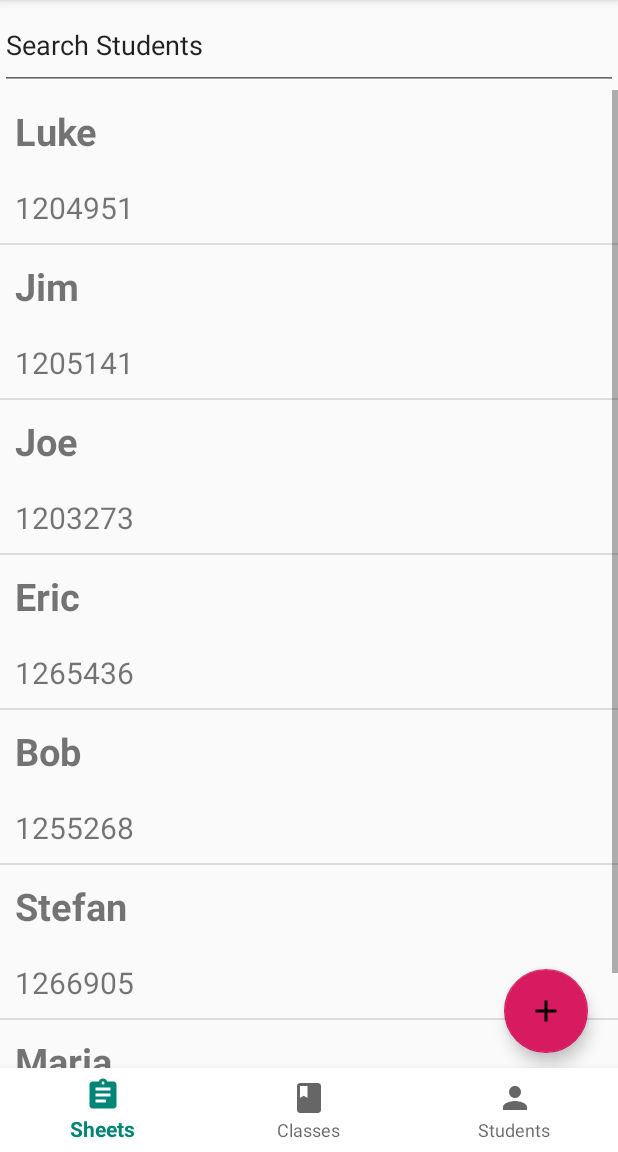
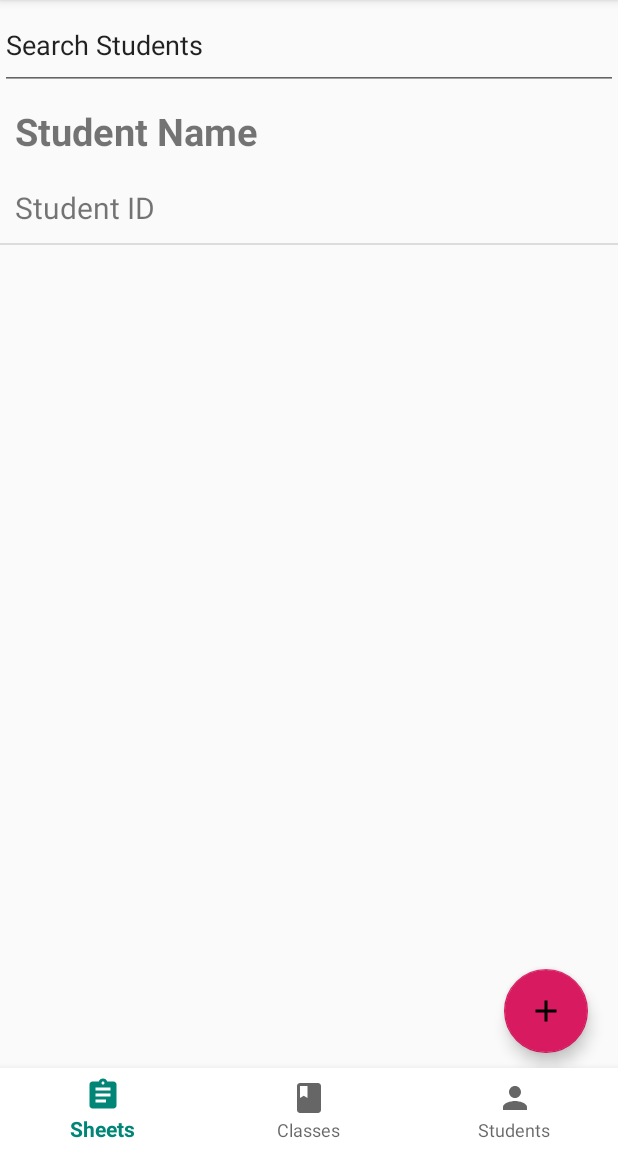
Before and after one commit to lharrison1313/NFC_Attendance_App, an Android app: the fragment StudentsFragement placed in its activity, on a phone screen of 412 x 824 dp, the part 84-1236 px from its top. Run offline under Robolectric (Android 15) with nearby library versions, the phone set to English and light mode, and no system bars.

Commit message:
added sql lite database

```diff
--- /dev/null
+++ b/app/src/main/java/com/nyit/attendanceapp/AttendanceDbHelper.java
@@ -0,0 +1,76 @@
+package com.nyit.attendanceapp;
+
+import android.content.ContentValues;
+import android.content.Context;
+import android.database.Cursor;
+import android.database.sqlite.SQLiteDatabase;
+import android.database.sqlite.SQLiteOpenHelper;
+
+import java.util.ArrayList;
+import java.util.List;
+
+public class AttendanceDbHelper extends SQLiteOpenHelper {
+
+    public static final int DATABASE_VERSION = 1;
+    public static final String DATABASE_NAME = "Attendance.db";
+
+    //SQL create and delete database commands
+    private static final String SQL_CREATE_STUDENTS =
+            String.format("CREATE TABLE %s (%s TEXT PRIMARY KEY, %s TEXT)", AttendanceContract.StudentTable.TABLE_NAME, AttendanceContract.StudentTable.COLUM_NAME_SID, AttendanceContract.StudentTable.COLUMN_NAME_SNAME);
+
+    private static final String SQL_DELETE_STUDENTS = String.format("DROP TABLE IF EXISTS %s", AttendanceContract.StudentTable.TABLE_NAME);
+
+
+    //Constructor
+    public AttendanceDbHelper(Context context) {
+        super(context, DATABASE_NAME, null, DATABASE_VERSION);
+    }
+
+    //override helper methods
+    @Override
+    public void onCreate(SQLiteDatabase db) {
+        db.execSQL(SQL_CREATE_STUDENTS);
+    }
+
+    @Override
+    public void onUpgrade(SQLiteDatabase db, int oldVersion, int newVersion) {
+        db.execSQL(SQL_DELETE_STUDENTS);
+        onCreate(db);
+    }
+
+    public void addStudent(Student s){
+        SQLiteDatabase db = this.getWritableDatabase();
+
+        //loading getting values from student object
+        ContentValues values = new ContentValues();
+        values.put(AttendanceContract.StudentTable.COLUMN_NAME_SNAME,s.getName());
+        values.put(AttendanceContract.StudentTable.COLUM_NAME_SID,s.getId());
+
+        //inserting student into database
+        db.insert(AttendanceContract.StudentTable.TABLE_NAME, null, values);
+    }
+
+    public ArrayList<Student> retrieveAllStudents(){
+        SQLiteDatabase db = this.getReadableDatabase();
+
+        String[] projection = {
+            AttendanceContract.StudentTable.COLUM_NAME_SID,
+            AttendanceContract.StudentTable.COLUMN_NAME_SNAME
+        };
+
+        String sorting = AttendanceContract.StudentTable.COLUMN_NAME_SNAME + " ASC";
+
+        Cursor c = db.query(AttendanceContract.StudentTable.TABLE_NAME,projection,null,null,null,null,sorting);
+        ArrayList<Student> students = new ArrayList<>();
+        while(c.moveToNext()){
+            String id = c.getString(c.getColumnIndex(AttendanceContract.StudentTable.COLUM_NAME_SID));
+            String name = c.getString(c.getColumnIndex(AttendanceContract.StudentTable.COLUMN_NAME_SNAME));
+            students.add(new Student(name,id));
+        }
+        c.close();
+        return students;
+    }
+
+
+
+}
--- a/app/src/main/java/com/nyit/attendanceapp/StudentsFragement.java
+++ b/app/src/main/java/com/nyit/attendanceapp/StudentsFragement.java
@@ -20,32 +20,34 @@ public class StudentsFragement extends Fragment {
     FloatingActionButton fab;
     ListView lv;
     ArrayList<Student> students;
+    AttendanceDbHelper db;
 
     @Nullable
     @Override
     public View onCreateView(@NonNull LayoutInflater inflater, @Nullable ViewGroup container, @Nullable Bundle savedInstanceState) {
-        //Adding students to list view
-        students = new ArrayList<>();
-        students.add(new Student("Luke","1204951"));
-        students.add(new Student("Jim","1205141"));
-        students.add(new Student("Joe","1203273"));
-        students.add(new Student("Eric","1265436"));
-        students.add(new Student("Bob","1255268"));
-        students.add(new Student("Stefan","1266905"));
-        students.add(new Student("Maria","1203321"));
+        db = new AttendanceDbHelper(getContext());
+        students = db.retrieveAllStudents();
+        return inflater.inflate(R.layout.fragment_students,container,false);
+    }
 
+    @Override
+    public void onActivityResult(int requestCode, int resultCode, @Nullable Intent data) {
+        super.onActivityResult(requestCode, resultCode, data);
+    }
 
-        return inflater.inflate(R.layout.fragment_students,container,false);
+    @Override
+    public void onResume() {
+        super.onResume();
+        System.out.println("resumed");
+        students = db.retrieveAllStudents();
+        updatStudentList();
     }
 
     @Override
     public void onViewCreated(@NonNull View view, @Nullable Bundle savedInstanceState) {
         super.onViewCreated(view, savedInstanceState);
 
-        //creating student list
-        lv = getActivity().findViewById(R.id.studentList);
-        StudentListAdapter adapter = new StudentListAdapter(getActivity(),students);
-        lv.setAdapter(adapter);
+        updatStudentList();
 
         //creating add student button
         fab = getActivity().findViewById(R.id.floatingActionButtonStudents);
@@ -58,4 +60,13 @@ public class StudentsFragement extends Fragment {
         });
     }
 
+
+    public void updatStudentList(){
+        if(students != null && students.size() != 0 ) {
+            lv = getActivity().findViewById(R.id.studentList);
+            StudentListAdapter adapter = new StudentListAdapter(getActivity(), students);
+            lv.setAdapter(adapter);
+        }
+    }
+
 }
```
Also changed, not shown: app/src/main/java/com/nyit/attendanceapp/AddStudentsActivity.java (+24 -0 lines), app/src/main/java/com/nyit/attendanceapp/AttendanceContract.java (added, +41 -0 lines).
